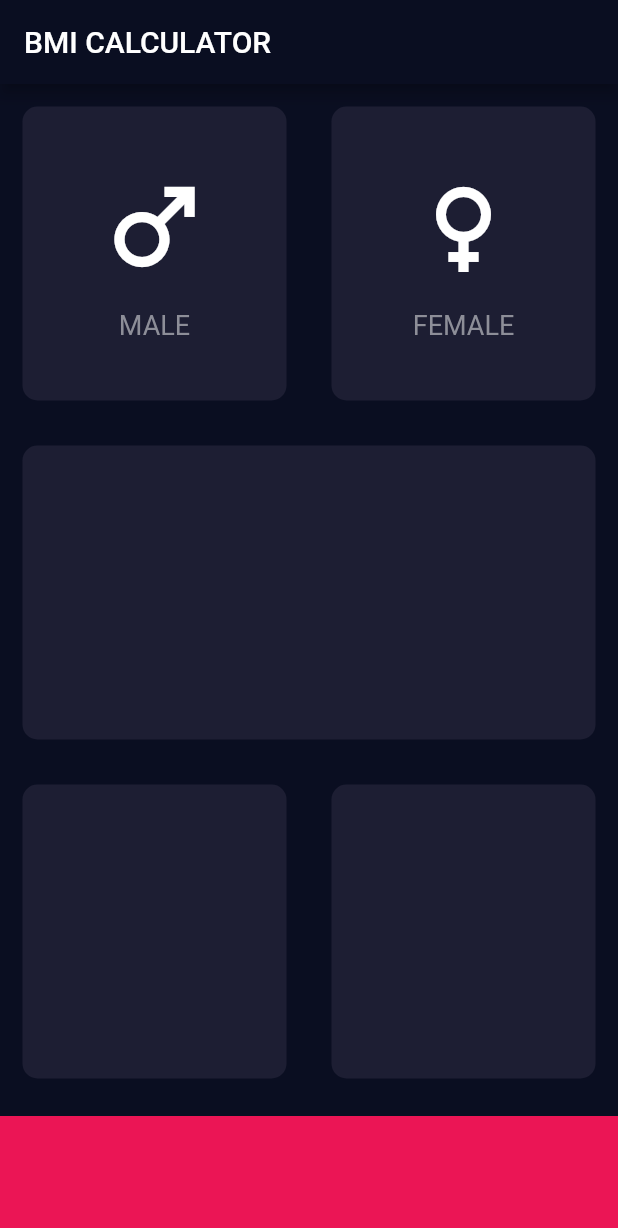
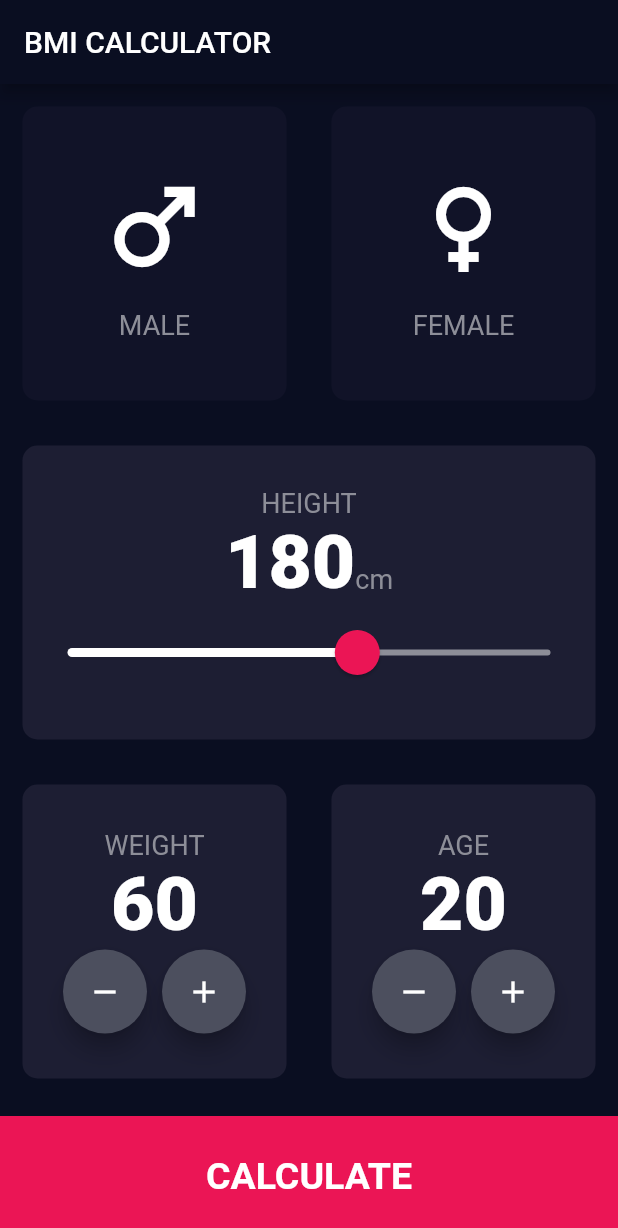
Before and after one commit to hiromu-saito/flutter-practice, a Flutter app: the screen it shows after launch, on a phone screen of 412 x 824 dp. Shown: the top 1228 px of the screen. Run offline on Flutter 3.47's test engine with Material 2 defaults, Android fonts, the phone set to English and light mode, and no system bars; our stand-ins replace audioplayers, rflutter_alert.

Commit message:
finish bmi app

```diff
--- /dev/null
+++ b/bmi-calculator-flutter-master/bmi-calculator-flutter-master/lib/bmi_calculate.dart
@@ -0,0 +1,35 @@
+import 'dart:math';
+
+import 'package:flutter/cupertino.dart';
+
+class BmiCalculate {
+  BmiCalculate({@required this.height, @required this.weight});
+
+  final int height;
+  final int weight;
+  double _bmi;
+  String calculateBMI() {
+    _bmi = weight / pow(height / 100, 2);
+    return _bmi.toStringAsFixed(1);
+  }
+
+  String getResult() {
+    if (_bmi >= 25) {
+      return 'Overweight';
+    } else if (_bmi > 18.5) {
+      return 'Normal';
+    } else {
+      return 'Underweight';
+    }
+  }
+
+  String getInterpretation() {
+    if (_bmi >= 25) {
+      return 'You have a higher than normal body weight. Try to exercise more.';
+    } else if (_bmi >= 18.5) {
+      return 'You have a normal body weight. Good job!';
+    } else {
+      return 'You have a lower than normal body weight. You can eat a bit more.';
+    }
+  }
+}
--- /dev/null
+++ b/bmi-calculator-flutter-master/bmi-calculator-flutter-master/lib/components/buttom_button.dart
@@ -0,0 +1,28 @@
+import 'package:flutter/material.dart';
+import 'package:bmi_calculator/constant.dart';
+
+class ButtomButton extends StatelessWidget {
+  ButtomButton({@required this.label, @required this.onTap});
+
+  final String label;
+  final Function onTap;
+
+  @override
+  Widget build(BuildContext context) {
+    return GestureDetector(
+      onTap: this.onTap,
+      child: Container(
+        child: Center(
+          child: Text(
+            label,
+            style: kLargeButtonTextStyle,
+          ),
+        ),
+        width: double.infinity,
+        color: kBottomContainerColor,
+        height: kBottomContainerHeight,
+        margin: EdgeInsets.only(top: 10.0),
+      ),
+    );
+  }
+}
--- a/bmi-calculator-flutter-master/bmi-calculator-flutter-master/lib/icon_content.dart
+++ b/bmi-calculator-flutter-master/bmi-calculator-flutter-master/lib/components/icon_content.dart
@@ -1,10 +1,7 @@
 import 'package:flutter/material.dart';
+import '../constant.dart';
 
 const double iconSize = 80;
-const textStyle = TextStyle(
-  fontSize: 18.0,
-  color: Color(0xFF8d8E98),
-);
 
 class IconContent extends StatelessWidget {
   IconContent({@required this.icon, this.label});
@@ -26,7 +23,7 @@ class IconContent extends StatelessWidget {
         ),
         Text(
           label,
-          style: textStyle,
+          style: kLabelTextStyle,
         )
       ],
     );
--- /dev/null
+++ b/bmi-calculator-flutter-master/bmi-calculator-flutter-master/lib/components/reusable_card.dart
@@ -0,0 +1,24 @@
+import 'package:flutter/material.dart';
+
+class ReusableCard extends StatelessWidget {
+  ReusableCard({@required this.color, this.cardChild, this.action});
+
+  final Color color;
+  final Widget cardChild;
+  final Function action;
+
+  @override
+  Widget build(BuildContext context) {
+    return GestureDetector(
+      onTap: action,
+      child: Container(
+        child: this.cardChild,
+        margin: EdgeInsets.all(15.0),
+        decoration: BoxDecoration(
+          color: this.color,
+          borderRadius: BorderRadius.circular(10.0),
+        ),
+      ),
+    );
+  }
+}
--- /dev/null
+++ b/bmi-calculator-flutter-master/bmi-calculator-flutter-master/lib/components/round_icon_button.dart
@@ -0,0 +1,22 @@
+import 'package:flutter/material.dart';
+
+class RoundIconButton extends StatelessWidget {
+  RoundIconButton({@required this.icon, this.onPress});
+  final Icon icon;
+  final Function onPress;
+
+  @override
+  Widget build(BuildContext context) {
+    return RawMaterialButton(
+      onPressed: onPress,
+      fillColor: Color(0xFF4c4f5E),
+      shape: CircleBorder(),
+      child: icon,
+      constraints: BoxConstraints.tightFor(
+        width: 56.0,
+        height: 56.0,
+      ),
+      elevation: 6.0,
+    );
+  }
+}
--- /dev/null
+++ b/bmi-calculator-flutter-master/bmi-calculator-flutter-master/lib/constant.dart
@@ -0,0 +1,42 @@
+import 'package:flutter/material.dart';
+
+const kBottomContainerHeight = 80.0;
+const kActiveCardColor = Color(0xFF1D1E33);
+const kInactiveCardColor = Color(0xFF111328);
+
+const kBottomContainerColor = Color(0xFFEB1555);
+
+const kLabelTextStyle = TextStyle(
+  fontSize: 18.0,
+  color: Color(0xFF8d8E98),
+);
+
+const kNumberTextStyle = TextStyle(
+  fontWeight: FontWeight.w900,
+  fontSize: 50,
+);
+
+const kLargeButtonTextStyle = TextStyle(
+  fontSize: 25.0,
+  fontWeight: FontWeight.bold,
+);
+
+const kTitleTextStyle = TextStyle(
+  fontSize: 50.0,
+  fontWeight: FontWeight.bold,
+);
+
+const kResultTextStyle = TextStyle(
+  color: Color(0xFF24D876),
+  fontSize: 22.0,
+  fontWeight: FontWeight.bold,
+);
+
+const kBMITextStyle = TextStyle(
+  fontSize: 100,
+  fontWeight: FontWeight.bold,
+);
+
+const kBodyTextStyle = TextStyle(
+  fontSize: 22.0,
+);
--- /dev/null
+++ b/bmi-calculator-flutter-master/bmi-calculator-flutter-master/lib/enum/gender_type.dart
@@ -0,0 +1,4 @@
+enum Gender {
+  male,
+  female,
+}
--- a/bmi-calculator-flutter-master/bmi-calculator-flutter-master/lib/input_page.dart
+++ /dev/null
@@ -1,74 +0,0 @@
-import 'package:flutter/material.dart';
-import 'icon_content.dart';
-import 'reusable_card.dart';
-
-class InputPage extends StatefulWidget {
-  @override
-  _InputPageState createState() => _InputPageState();
-}
-
-const bottomContainerHeight = 80.0;
-const reusableCardColor = Color(0xFF1D1E33);
-const bottomContainerColor = Color(0xFFEB1555);
-
-class _InputPageState extends State<InputPage> {
-  @override
-  Widget build(BuildContext context) {
-    return Scaffold(
-        appBar: AppBar(
-          title: Text('BMI CALCULATOR'),
-        ),
-        body: Column(
-          children: [
-            Expanded(
-                child: Row(
-              children: [
-                Expanded(
-                  child: ReusableCard(
-                    color: reusableCardColor,
-                    cardChild: IconContent(
-                      icon: Icons.male,
-                      label: 'MALE',
-                    ),
-                  ),
-                ),
-                Expanded(
-                  child: ReusableCard(
-                    color: reusableCardColor,
-                    cardChild: IconContent(
-                      icon: Icons.female,
-                      label: 'FEMALE',
-                    ),
-                  ),
-                ),
-              ],
-            )),
-            Expanded(
-                child: Row(
-              children: [
-                Expanded(
-                  child: ReusableCard(color: reusableCardColor),
-                )
-              ],
-            )),
-            Expanded(
-                child: Row(
-              children: [
-                Expanded(
-                  child: ReusableCard(color: reusableCardColor),
-                ),
-                Expanded(
-                  child: ReusableCard(color: reusableCardColor),
-                )
-              ],
-            )),
-            Container(
-              width: double.infinity,
-              color: bottomContainerColor,
-              height: bottomContainerHeight,
-              margin: EdgeInsets.only(top: 10.0),
-            ),
-          ],
-        ));
-  }
-}
--- a/bmi-calculator-flutter-master/bmi-calculator-flutter-master/lib/main.dart
+++ b/bmi-calculator-flutter-master/bmi-calculator-flutter-master/lib/main.dart
@@ -1,5 +1,5 @@
 import 'package:flutter/material.dart';
-import 'input_page.dart';
+import 'screens/input_page.dart';
 
 void main() => runApp(BMICalculator());
 
--- a/bmi-calculator-flutter-master/bmi-calculator-flutter-master/lib/reusable_card.dart
+++ /dev/null
@@ -1,20 +0,0 @@
-import 'package:flutter/material.dart';
-
-class ReusableCard extends StatelessWidget {
-  ReusableCard({@required this.color, this.cardChild});
-
-  final Color color;
-  final Widget cardChild;
-
-  @override
-  Widget build(BuildContext context) {
-    return Container(
-      child: this.cardChild,
-      margin: EdgeInsets.all(15.0),
-      decoration: BoxDecoration(
-        color: this.color,
-        borderRadius: BorderRadius.circular(10.0),
-      ),
-    );
-  }
-}
--- /dev/null
+++ b/bmi-calculator-flutter-master/bmi-calculator-flutter-master/lib/screens/input_page.dart
@@ -0,0 +1,234 @@
+import 'package:bmi_calculator/bmi_calculate.dart';
+import 'package:flutter/material.dart';
+import '../components/icon_content.dart';
+import '../components/reusable_card.dart';
+import '../enum/gender_type.dart';
+import '../constant.dart';
+import 'results_page.dart';
+import 'package:bmi_calculator/components/buttom_button.dart';
+import 'package:bmi_calculator/components/round_icon_button.dart';
+
+class InputPage extends StatefulWidget {
+  @override
+  _InputPageState createState() => _InputPageState();
+}
+
+class _InputPageState extends State<InputPage> {
+  Gender selectedGender;
+  int height = 180;
+  int weight = 60;
+  int age = 20;
+
+  @override
+  Widget build(BuildContext context) {
+    return Scaffold(
+        appBar: AppBar(
+          title: Text('BMI CALCULATOR'),
+        ),
+        body: Column(
+          crossAxisAlignment: CrossAxisAlignment.stretch,
+          children: [
+            Expanded(
+                child: Row(
+              children: [
+                Expanded(
+                  child: ReusableCard(
+                    color: selectedGender == Gender.male
+                        ? kActiveCardColor
+                        : kInactiveCardColor,
+                    cardChild: IconContent(
+                      icon: Icons.male,
+                      label: 'MALE',
+                    ),
+                    action: () {
+                      setState(() {
+                        selectedGender = Gender.male;
+                      });
+                    },
+                  ),
+                ),
+                Expanded(
+                  child: ReusableCard(
+                    color: selectedGender == Gender.female
+                        ? kActiveCardColor
+                        : kInactiveCardColor,
+                    cardChild: IconContent(
+                      icon: Icons.female,
+                      label: 'FEMALE',
+                    ),
+                    action: () {
+                      setState(() {
+                        selectedGender = Gender.female;
+                      });
+                    },
+                  ),
+                ),
+              ],
+            )),
+            Expanded(
+                child: Row(
+              children: [
+                Expanded(
+                  child: ReusableCard(
+                    color: kActiveCardColor,
+                    cardChild: Column(
+                      mainAxisAlignment: MainAxisAlignment.center,
+                      children: <Widget>[
+                        Text(
+                          "HEIGHT",
+                          style: kLabelTextStyle,
+                        ),
+                        Row(
+                          mainAxisAlignment: MainAxisAlignment.center,
+                          crossAxisAlignment: CrossAxisAlignment.baseline,
+                          textBaseline: TextBaseline.alphabetic,
+                          children: [
+                            Text(
+                              height.toString(),
+                              style: kNumberTextStyle,
+                            ),
+                            Text(
+                              'cm',
+                              style: kLabelTextStyle,
+                            )
+                          ],
+                        ),
+                        SliderTheme(
+                          data: SliderTheme.of(context).copyWith(
+                            activeTrackColor: Colors.white,
+                            inactiveTrackColor: Color(0xFF8D8E98),
+                            overlayColor: Color(0x1FEB1555),
+                            thumbColor: Color(0xFFEB1555),
+                            thumbShape: RoundSliderThumbShape(
+                              enabledThumbRadius: 15.0,
+                            ),
+                            overlayShape: RoundSliderOverlayShape(
+                              overlayRadius: 30.0,
+                            ),
+                          ),
+                          child: Slider(
+                              value: height.toDouble(),
+                              min: 120,
+                              max: 220,
+                              onChanged: (double newValue) {
+                                setState(() {
+                                  height = newValue.round();
+                                });
+                              }),
+                        )
+                      ],
+                    ),
+                  ),
+                )
+              ],
+            )),
+            Expanded(
+                child: Row(
+              children: [
+                Expanded(
+                  child: ReusableCard(
+                    color: kActiveCardColor,
+                    cardChild: Column(
+                      mainAxisAlignment: MainAxisAlignment.center,
+                      children: [
+                        Text(
+                          'WEIGHT',
+                          style: kLabelTextStyle,
+                        ),
+                        Text(
+                          this.weight.toString(),
+                          style: kNumberTextStyle,
+                        ),
+                        Row(
+                          mainAxisAlignment: MainAxisAlignment.center,
+                          children: [
+                            RoundIconButton(
+                              icon: Icon(Icons.remove),
+                              onPress: () {
+                                setState(() {
+                                  this.weight--;
+                                });
+                              },
+                            ),
+                            SizedBox(
+                              width: 10.0,
+                            ),
+                            RoundIconButton(
+                              icon: Icon(Icons.add),
+                              onPress: () {
+                                setState(() {
+                                  this.weight++;
+                                });
+                              },
+                            ),
+                          ],
+                        )
+                      ],
+                    ),
+                  ),
+                ),
+                Expanded(
+                  child: ReusableCard(
+                    color: kActiveCardColor,
+                    cardChild: Column(
+                      mainAxisAlignment: MainAxisAlignment.center,
+                      children: [
+                        Text(
+                          'AGE',
+                          style: kLabelTextStyle,
+                        ),
+                        Text(
+                          this.age.toString(),
+                          style: kNumberTextStyle,
+                        ),
+                        Row(
+                          mainAxisAlignment: MainAxisAlignment.center,
+                          children: [
+                            RoundIconButton(
+                              icon: Icon(Icons.remove),
+                              onPress: () {
+                                setState(() {
+                                  this.age--;
+                                });
+                              },
+                            ),
+                            SizedBox(
+                              width: 10.0,
+                            ),
+                            RoundIconButton(
+                              icon: Icon(Icons.add),
+                              onPress: () {
+                                setState(() {
+                                  this.age++;
+                                });
+                              },
+                            ),
+                          ],
+                        )
+                      ],
+                    ),
+                  ),
+                )
+              ],
+            )),
+            ButtomButton(
+              label: 'CALCULATE',
+              onTap: () {
+                BmiCalculate calc =
+                    BmiCalculate(height: this.height, weight: this.weight);
+
+                Navigator.push(
+                  context,
+                  MaterialPageRoute(
+                      builder: (context) => ResultsPage(
+                            bmiResult: calc.calculateBMI(),
+                            resultText: calc.getResult(),
+                            interpretation: calc.getInterpretation(),
+                          )),
+                );
+              },
+            ),
+          ],
+        ));
+  }
+}
```
Also changed, not shown: bmi-calculator-flutter-master/bmi-calculator-flutter-master/lib/screens/results_page.dart (added, +73 -0 lines).
